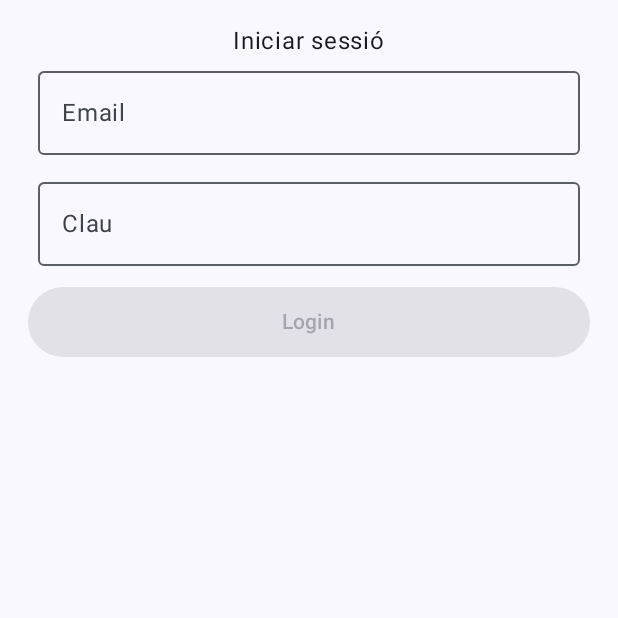
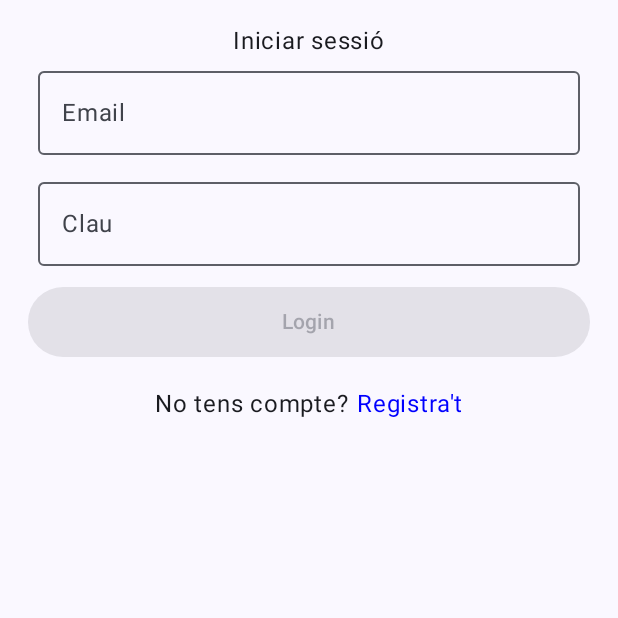
Before and after one commit to SectionOne/JetpackComposeApp, an Android app built with Jetpack Compose: the screen it shows after launch (MainActivity), after a tap on "Zona Privada", on a phone screen of 412 x 824 dp, the top half of it. Run offline under Robolectric (Android 15) with nearby library versions, the phone set to English and light mode, and no system bars.

Commit message:
Codi JC43 - Botò per intercambiar entre Login i Registre

```diff
--- a/app/src/main/java/es/cibernarium/jetpackcomposeapp/pantalles/LoginScreen.kt
+++ b/app/src/main/java/es/cibernarium/jetpackcomposeapp/pantalles/LoginScreen.kt
@@ -1,10 +1,14 @@
 package es.cibernarium.jetpackcomposeapp.pantalles
 
 import android.util.Log
+import androidx.compose.foundation.clickable
 import androidx.compose.foundation.layout.Arrangement
 import androidx.compose.foundation.layout.Column
+import androidx.compose.foundation.layout.Row
+import androidx.compose.foundation.layout.Spacer
 import androidx.compose.foundation.layout.fillMaxSize
 import androidx.compose.foundation.layout.fillMaxWidth
+import androidx.compose.foundation.layout.height
 import androidx.compose.foundation.layout.padding
 import androidx.compose.foundation.shape.CircleShape
 import androidx.compose.foundation.text.KeyboardOptions
@@ -14,6 +18,7 @@ import androidx.compose.material.icons.filled.VisibilityOff
 import androidx.compose.material3.Button
 import androidx.compose.material3.Icon
 import androidx.compose.material3.IconButton
+import androidx.compose.material3.MaterialTheme
 import androidx.compose.material3.OutlinedTextField
 import androidx.compose.material3.Surface
 import androidx.compose.material3.Text
@@ -24,6 +29,7 @@ import androidx.compose.runtime.remember
 import androidx.compose.runtime.saveable.rememberSaveable
 import androidx.compose.ui.Alignment
 import androidx.compose.ui.Modifier
+import androidx.compose.ui.graphics.Color
 import androidx.compose.ui.platform.LocalSoftwareKeyboardController
 import androidx.compose.ui.text.input.KeyboardType
 import androidx.compose.ui.text.input.PasswordVisualTransformation
@@ -43,26 +49,49 @@ fun LoginScreen(navController: NavController){
         Column(
             horizontalAlignment = Alignment.CenterHorizontally,
             verticalArrangement = Arrangement.Center
-        ){
+        ) {
             //Definim la condició que determina la logica segons la situació
-            if(showLoginForm.value){
+            if (showLoginForm.value) {
                 Text(text = "Iniciar sessió")
                 UserForm(
                     isCreateAccount = false
-                ){
-                    email, clau ->
+                ) { email, clau ->
                     //Afegim un log per saber si és submiteja el login
-                    Log.d("Refugios Libres","Loguejant amb $email i $clau")
+                    Log.d("Refugios Libres", "Loguejant amb $email i $clau")
                 }
             } else {
                 Text(text = "Crea un compte")
                 UserForm(
                     isCreateAccount = true
-                ){
-                    email, clau ->
+                ) { email, clau ->
                     //Afegim un log per saber si és crea un compte
-                    Log.d("Refugios Libres","Creant un compte amb $email i $clau")
+                    Log.d("Refugios Libres", "Creant un compte amb $email i $clau")
                 }
+            }
+
+            //Crearem un espaiador
+            Spacer(modifier = Modifier.height(15.dp))
+            Row(
+                horizontalArrangement = Arrangement.Center,
+                verticalAlignment = Alignment.CenterVertically
+            ) {
+                //Realitzem els textes per cada ocasió
+                val text1 =
+                    if (showLoginForm.value) "No tens compte?"
+                    else "Ja tens compte?"
+                val text2 =
+                    if (showLoginForm.value) "Registra't"
+                    else "Inicia sessió"
+                //Crearem els dos components de texte
+                Text(text = text1)
+                Text(text = text2,
+                    //Afegim un modificador per fer-ho clickable i modificar el valor
+                    //showLoginForm per mostrar/ocultar el registre o login
+                    modifier = Modifier
+                        .clickable { showLoginForm.value = !showLoginForm.value }
+                        .padding(start = 5.dp),
+                    color = Color.Blue
+                )
             }
         }
     }
```
